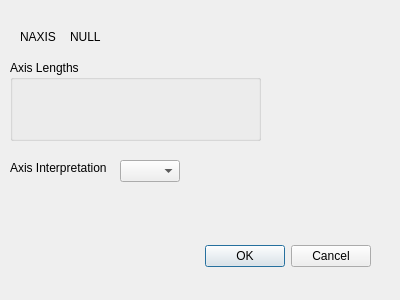
Old version of the form src/wiser/gui/ui_files/fits_dialog.ui in the repository Ehlmann-research-group/WISER.
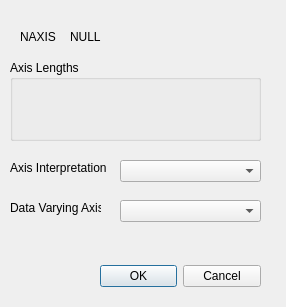
New version of the form.

Commit message: Added axis choice

The edit to the form file:
```diff
--- a/src/wiser/gui/ui_files/fits_dialog.ui
+++ b/src/wiser/gui/ui_files/fits_dialog.ui
@@ -6,8 +6,8 @@
    <rect>
     <x>0</x>
     <y>0</y>
-    <width>400</width>
-    <height>300</height>
+    <width>286</width>
+    <height>307</height>
    </rect>
   </property>
   <property name="windowTitle">
@@ -16,9 +16,9 @@
   <widget class="QDialogButtonBox" name="buttonBox">
    <property name="geometry">
     <rect>
-     <x>30</x>
-     <y>240</y>
-     <width>341</width>
+     <x>100</x>
+     <y>260</y>
+     <width>161</width>
      <height>32</height>
     </rect>
    </property>
@@ -55,12 +55,12 @@
     <string>Axis Lengths</string>
    </property>
   </widget>
-  <widget class="QComboBox" name="comboBox">
+  <widget class="QComboBox" name="interp_opt_combo">
    <property name="geometry">
     <rect>
      <x>120</x>
      <y>160</y>
-     <width>60</width>
+     <width>141</width>
      <height>22</height>
     </rect>
    </property>
@@ -91,6 +91,29 @@
     <string>NULL</string>
    </property>
   </widget>
+  <widget class="QLabel" name="data_vary_label">
+   <property name="geometry">
+    <rect>
+     <x>10</x>
+     <y>200</y>
+     <width>91</width>
+     <height>16</height>
+    </rect>
+   </property>
+   <property name="text">
+    <string>Data Varying Axis</string>
+   </property>
+  </widget>
+  <widget class="QComboBox" name="comboBox">
+   <property name="geometry">
+    <rect>
+     <x>120</x>
+     <y>200</y>
+     <width>141</width>
+     <height>22</height>
+    </rect>
+   </property>
+  </widget>
  </widget>
  <resources/>
  <connections>
```
The commit also changes 1 other file.
